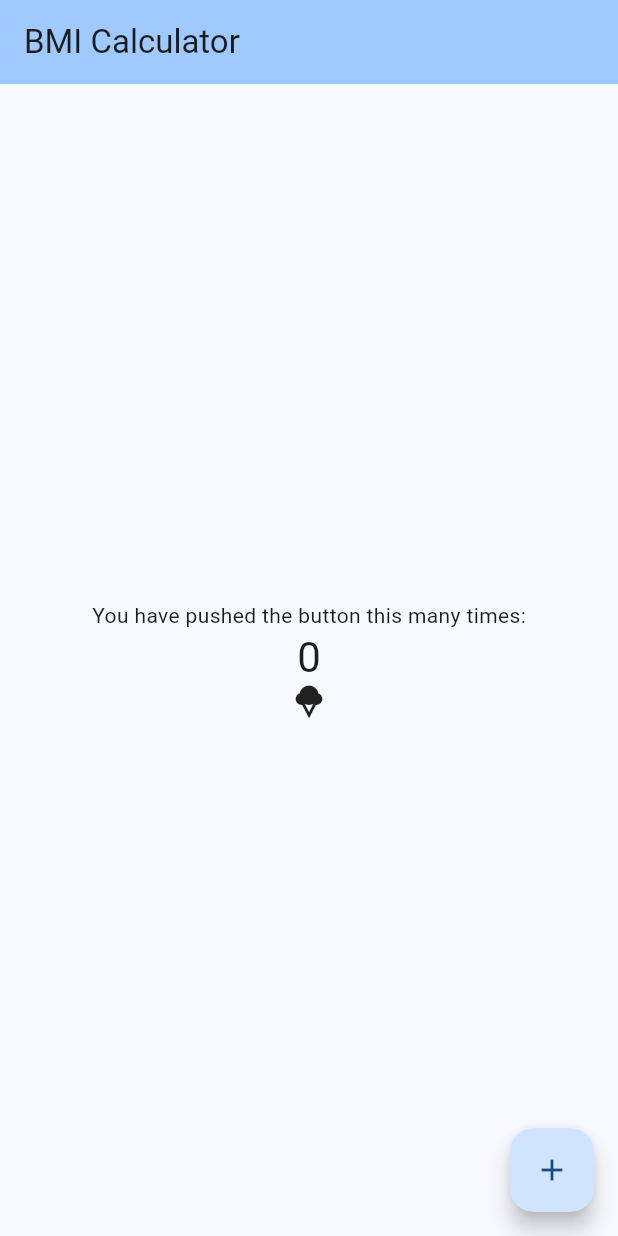
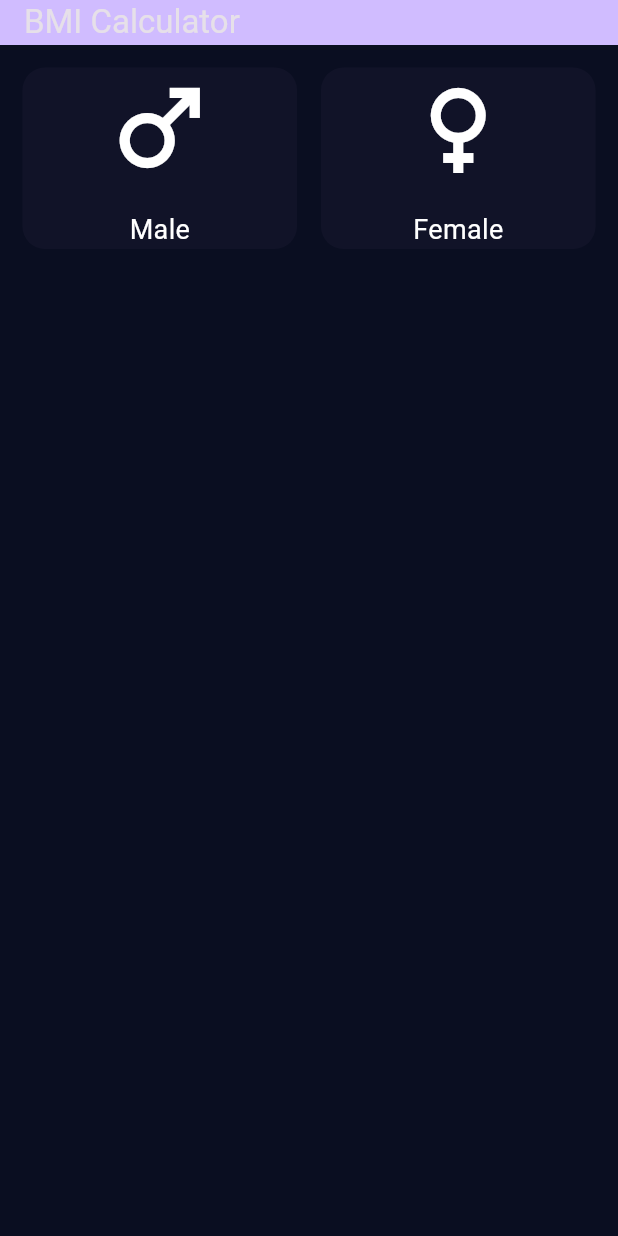
Before and after one commit to Bappy60/BMI_Calculator, a Flutter app: the screen it shows after launch, on a phone screen of 412 x 824 dp. Run offline on Flutter 3.47's test engine with Material 3 defaults, Android fonts, the phone set to English and light mode, and no system bars.

Commit message:
added two gestureDetectorgender button

```diff
--- a/lib/main.dart
+++ b/lib/main.dart
@@ -12,26 +12,18 @@ class MyApp extends StatelessWidget {
   Widget build(BuildContext context) {
     return MaterialApp(
       title: 'Flutter Demo',
-      theme: ThemeData(
-        colorScheme: ColorScheme.fromSeed(seedColor: Colors.blue),
-        useMaterial3: true,
+      theme: ThemeData.dark().copyWith(
+        primaryColor: const Color(0xFF0A0E21),
+        scaffoldBackgroundColor: const Color(0xFF0A0E21),
       ),
       home: const MyHomePage(title: 'BMI Calculator'),
+      // darkTheme: ThemeData.dark(),
     );
   }
 }
 
 class MyHomePage extends StatefulWidget {
   const MyHomePage({super.key, required this.title});
-
-  // This widget is the home page of your application. It is stateful, meaning
-  // that it has a State object (defined below) that contains fields that affect
-  // how it looks.
-
-  // This class is the configuration for the state. It holds the values (in this
-  // case the title) provided by the parent (in this case the App widget) and
-  // used by the build method of the State. Fields in a Widget subclass are
-  // always marked "final".
 
   final String title;
 
@@ -40,41 +32,127 @@ class MyHomePage extends StatefulWidget {
 }
 
 class _MyHomePageState extends State<MyHomePage> {
-  int _counter = 0;
-
-  void _incrementCounter() {
-    setState(() {
-      _counter++;
-    });
+  void _onPressSelected() {
+    print("Selected");
   }
 
   @override
   Widget build(BuildContext context) {
     return Scaffold(
-      appBar: AppBar(
-        backgroundColor: Theme.of(context).colorScheme.inversePrimary,
-        title: Text(widget.title),
+      appBar: _MyAppBar(title: widget.title),
+      body: Column(
+        children: [
+          _buildGenderSelector(),
+          // _buildGHeightSlider(),
+          // _buildWeightSetter(),
+        ],
       ),
-      body: Center(
-        child: Column(
+    );
+  }
+
+  Widget _buildGenderSelector() {
+    return Column(
+      mainAxisAlignment: MainAxisAlignment.start,
+      children: <Widget>[
+        Padding(
+          padding: const EdgeInsets.all(15.0),
+          child: Row(
+            mainAxisAlignment: MainAxisAlignment.spaceEvenly,
+            children: [
+              Expanded(
+                child: GestureDetector(
+                  onTap: _onPressSelected,
+                  child: Container(
+                    decoration: BoxDecoration(
+                      color: const Color(0xFF111328),
+                      borderRadius: BorderRadius.circular(15),
+                    ),
+                    child: const Column(
                       mainAxisAlignment: MainAxisAlignment.center,
                       children: <Widget>[
-            const Text(
-              'You have pushed the button this many times:',
+                        Icon(
+                          Icons.male,
+                          size: 80.0,
+                        ),
+                        SizedBox(
+                          height: 15.0,
                         ),
                         Text(
-              '$_counter',
-              style: Theme.of(context).textTheme.headlineMedium,
+                          "Male",
+                          style: TextStyle(
+                            fontSize: 18.0,
+                            color: Color(0xFFFFFFFF),
                           ),
-            const Icon(Icons.icecream_sharp),
+                        )
                       ],
                     ),
                   ),
-      floatingActionButton: FloatingActionButton(
-        onPressed: _incrementCounter,
-        tooltip: 'Increment',
-        child: const Icon(Icons.add),
-      ), // This trailing comma makes auto-formatting nicer for build methods.
+                ),
+              ),
+              const SizedBox(width: 16),
+              Expanded(
+                child: GestureDetector(
+                  onTap: _onPressSelected,
+                  child: Container(
+                    // margin: const EdgeInsets.all(15),
+                    decoration: BoxDecoration(
+                      color: const Color(0xFF111328),
+                      borderRadius: BorderRadius.circular(15),
+                    ),
+                    child: const Column(
+                      mainAxisAlignment: MainAxisAlignment.center,
+                      children: <Widget>[
+                        Icon(
+                          Icons.female,
+                          size: 80.0,
+                        ),
+                        SizedBox(
+                          height: 15.0,
+                        ),
+                        Text(
+                          "Female",
+                          style: TextStyle(
+                            fontSize: 18.0,
+                            color: Color(0xFFFFFFFF),
+                          ),
+                        )
+                      ],
+                    ),
+                  ),
+                ),
+              ),
+            ],
+          ),
+        ),
+      ],
     );
   }
+
+  Widget _buildGHeightSlider() {
+    return Container();
   }
+
+  Widget _buildWeightSetter() {
+    return const Placeholder();
+  }
+}
+
+class _MyAppBar extends StatelessWidget implements PreferredSizeWidget {
+  final String _title;
+
+  const _MyAppBar({
+    required String title,
+  }) : _title = title;
+
+  @override
+  Widget build(BuildContext context) {
+    return AppBar(
+      backgroundColor: Theme.of(context).colorScheme.primary,
+      title: Text(_title),
+    );
+  }
+
+  @override
+  // TODO: implement preferredSize
+  Size get preferredSize => const Size.square(30);
+}
```
Lines whose indentation alone changed are shown as unchanged.
